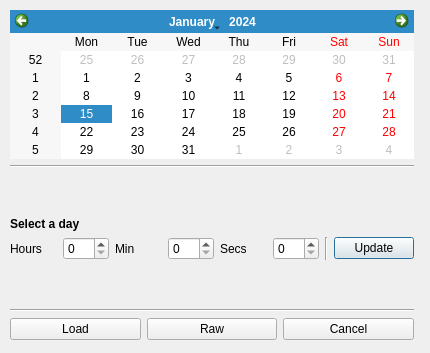
Old version of the form data.ui in the repository LuisFilipeDias/puncher.
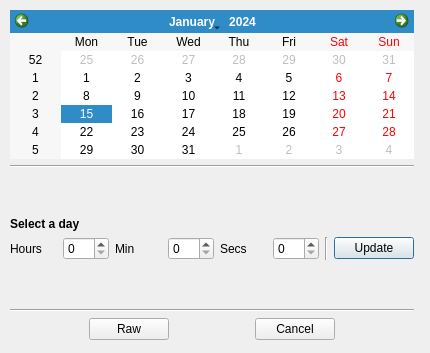
New version of the form.

Commit message: Change: - created database class to handle all db related operations         - puncher clock is now updated with db info, and info from calendar         - code cleanup

```diff
--- a/data.ui
+++ b/data.ui
@@ -130,11 +130,17 @@
     <item>
      <layout class="QHBoxLayout" name="horizontalLayout_2">
       <item>
-       <widget class="QPushButton" name="data_load">
-        <property name="text">
-         <string>Load</string>
+       <spacer name="horizontalSpacer">
+        <property name="orientation">
+         <enum>Qt::Horizontal</enum>
         </property>
-       </widget>
+        <property name="sizeHint" stdset="0">
+         <size>
+          <width>40</width>
+          <height>20</height>
+         </size>
+        </property>
+       </spacer>
       </item>
       <item>
        <widget class="QPushButton" name="data_raw">
@@ -143,6 +149,19 @@
         </property>
        </widget>
       </item>
+      <item>
+       <spacer name="horizontalSpacer_3">
+        <property name="orientation">
+         <enum>Qt::Horizontal</enum>
+        </property>
+        <property name="sizeHint" stdset="0">
+         <size>
+          <width>40</width>
+          <height>20</height>
+         </size>
+        </property>
+       </spacer>
+      </item>
       <item>
        <widget class="QPushButton" name="data_cancel">
         <property name="text">
@@ -150,6 +169,19 @@
         </property>
        </widget>
       </item>
+      <item>
+       <spacer name="horizontalSpacer_2">
+        <property name="orientation">
+         <enum>Qt::Horizontal</enum>
+        </property>
+        <property name="sizeHint" stdset="0">
+         <size>
+          <width>40</width>
+          <height>20</height>
+         </size>
+        </property>
+       </spacer>
+      </item>
      </layout>
     </item>
    </layout>
```
The commit also changes 13 other files.
